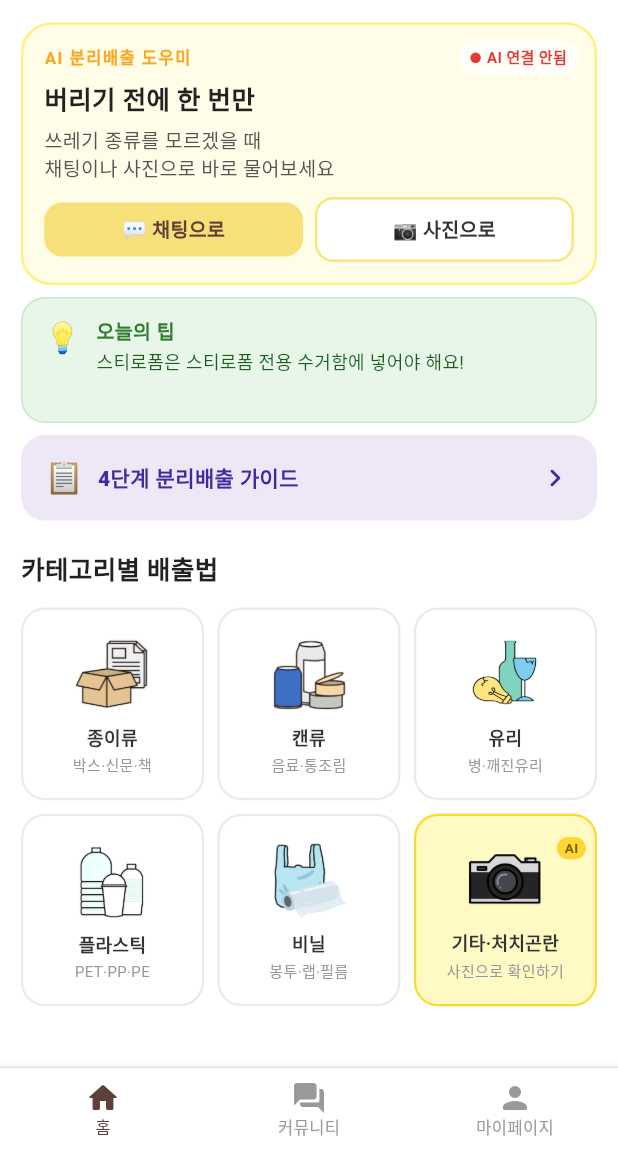
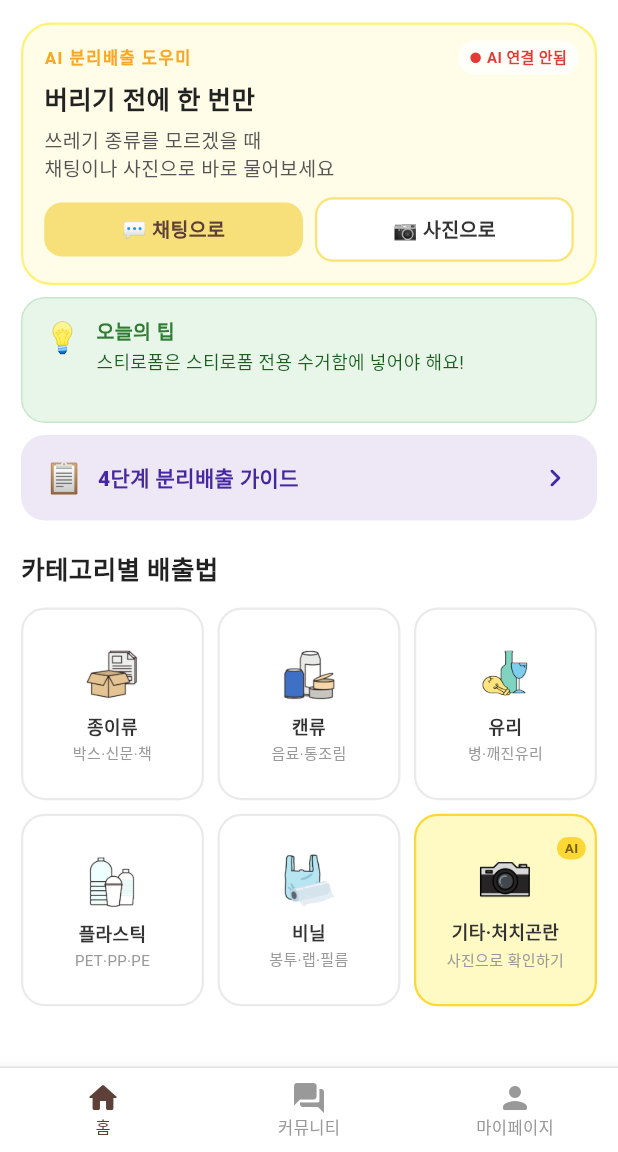
Before and after one commit to JooyoungJeong1/My_Golden_Kids, a Flutter app: the screen it shows after launch, on a phone screen of 412 x 824 dp, the part 84-1236 px from its top. Run offline on Flutter 3.47's test engine with Material 3 defaults, Android fonts, the phone set to English and light mode, and no system bars; our stand-ins replace google_fonts; accounts and stored records are empty.

Commit message:
카테고리 아이콘 사이즈 수정

```diff
--- a/lib/widgets/category_card.dart
+++ b/lib/widgets/category_card.dart
@@ -42,8 +42,8 @@ class CategoryCard extends StatelessWidget {
                     item.imageUrl != null
                         ? Image.asset(
                             item.imageUrl!,
-                            width: 50,
-                            height: 50,
+                            width: 35,
+                            height: 35,
                             fit: BoxFit.contain,
                           ) //카테고리 아이콘 사이즈
                         : Text(
```
